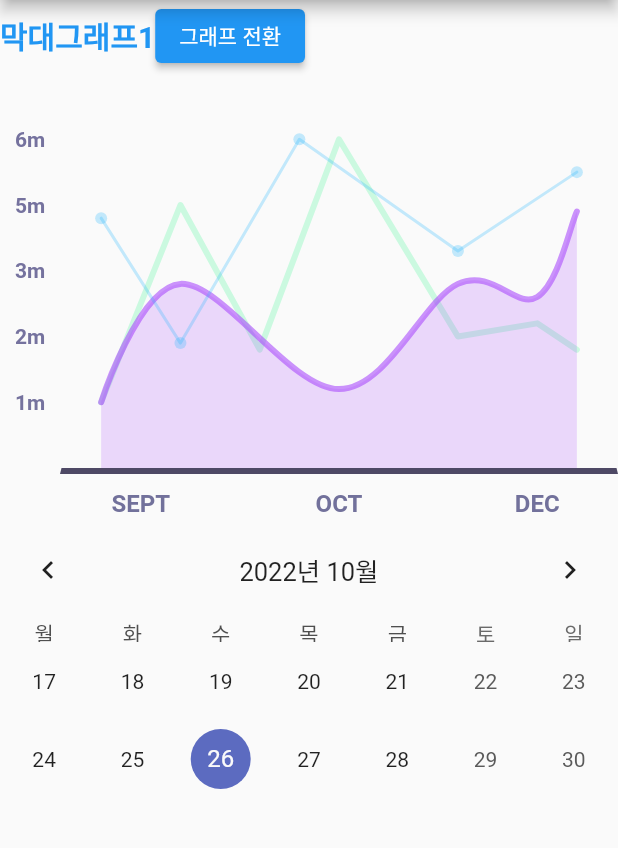
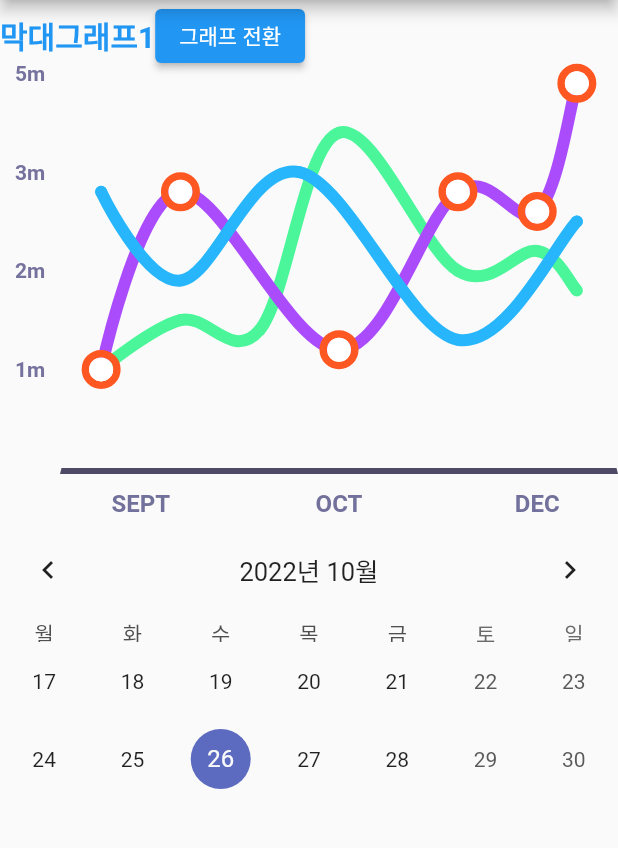
Before and after one commit to cheri-nonegolab/juvis2, a Flutter app: the screen it shows after launch, on a phone screen of 412 x 824 dp, the part 84-932 px from its top. Run offline on Flutter 3.47's test engine with Material 2 defaults, Android fonts, the phone set to English and light mode, and no system bars; drawn by our look-alikes of fl_chart, table_calendar; missing offline and left inert: simple_gesture_detector.

Commit message:
feat ::: 도트 커스텀

```diff
--- a/lib/chart/line_chart/line_chart1.dart
+++ b/lib/chart/line_chart/line_chart1.dart
@@ -10,7 +10,7 @@ class LineChart1 extends StatefulWidget {
 }
 
 class _LineChart1State extends State<LineChart1> {
-  bool isShowingMainData = false; //boolean 값에 따라서, 그래프가 변경됩니다.
+  bool isShowingMainData = true; //boolean 값에 따라서, 그래프가 변경됩니다.
 
   @override
   Widget build(BuildContext context) {
@@ -226,7 +226,27 @@ class _LineChart1State extends State<LineChart1> {
         color: const Color(0xffaa4cfc),
         barWidth: 8,
         isStrokeCapRound: true,
-        dotData: FlDotData(show: true),
+        dotData: FlDotData(
+          show: true,
+          getDotPainter: (spot, percent, barData, index) {
+            //도트 커스텀
+            if (index.isEven) {
+              return FlDotCirclePainter(
+                radius: 8,
+                color: Colors.white,
+                strokeWidth: 5,
+                strokeColor: Colors.deepOrange,
+              );
+            } else {
+              return FlDotSquarePainter(
+                size: 16,
+                color: Colors.white,
+                strokeWidth: 5,
+                strokeColor: Colors.deepOrange,
+              );
+            }
+          },
+        ),
         belowBarData: BarAreaData(
           show: false,
           color: const Color(0x00aa4cfc),
```
